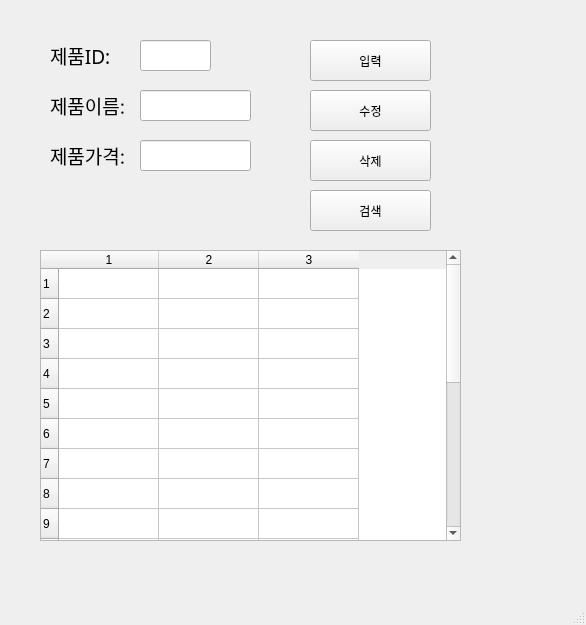
First picture: the form in ProductList3.ui, repository taehoonsecu/python0403, before the edit.
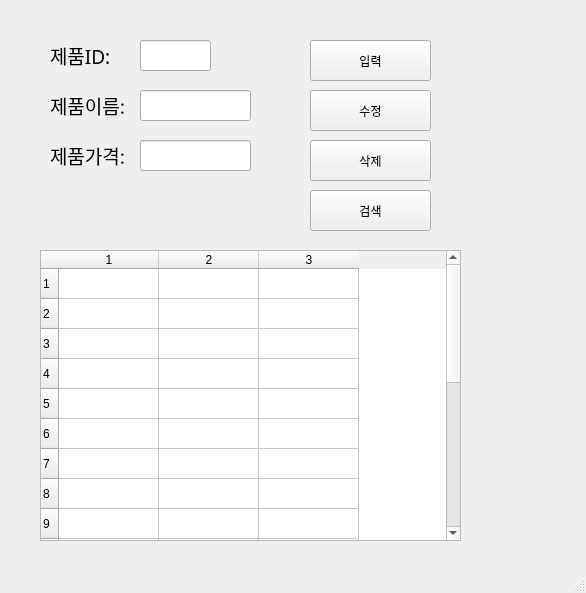
Second picture: the form after the edit.

```diff
--- a/ProductList3.ui
+++ b/ProductList3.ui
@@ -7,7 +7,7 @@
     <x>0</x>
     <y>0</y>
     <width>586</width>
-    <height>625</height>
+    <height>593</height>
    </rect>
   </property>
   <property name="windowTitle">
```
